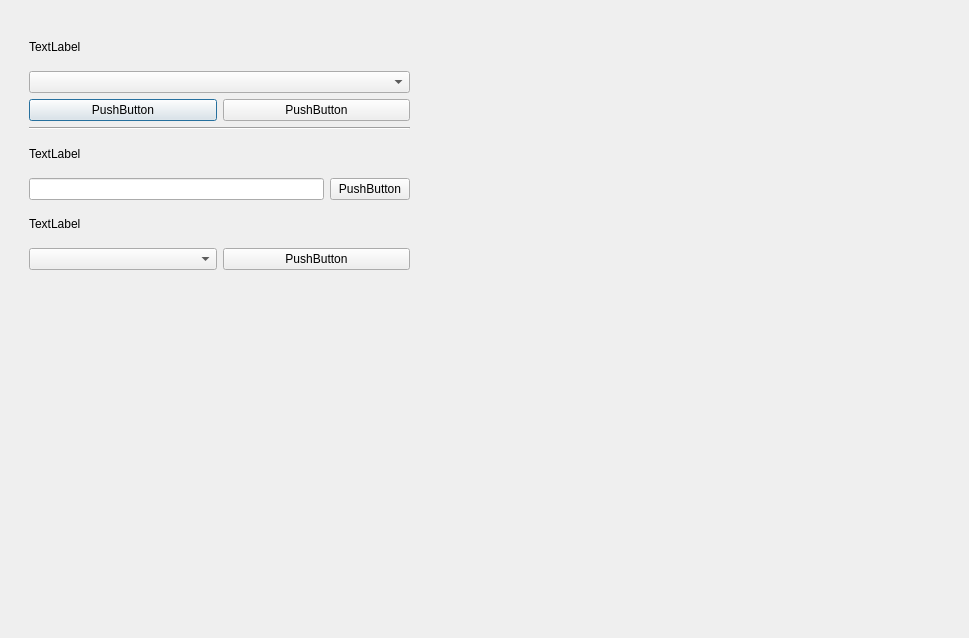
First picture: the form in main.ui, repository chemica1/fine_dust_monitoring, before the edit.
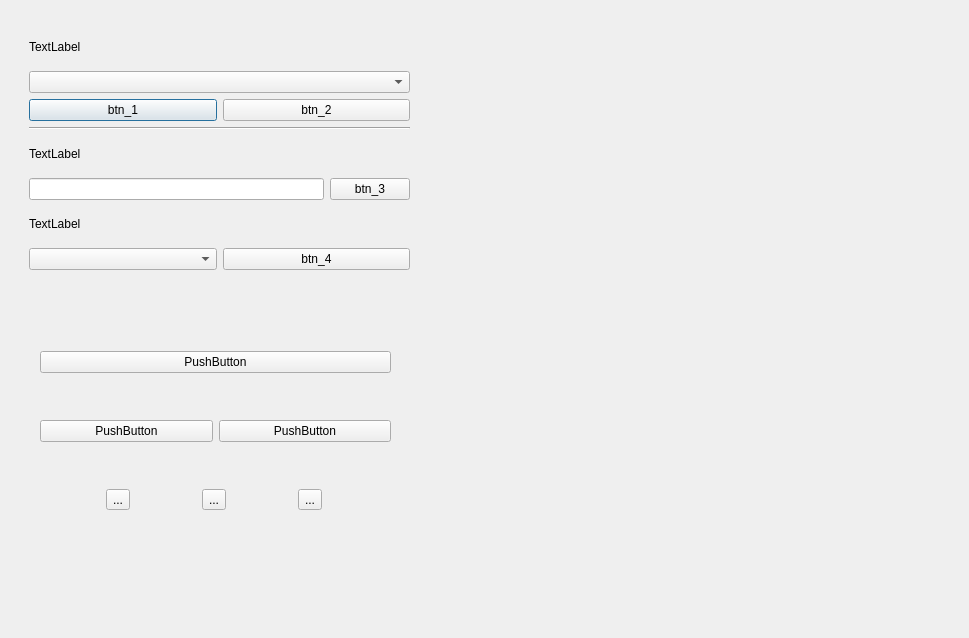
Second picture: the form after the edit.

The edit to the form file:
```diff
--- a/main.ui
+++ b/main.ui
@@ -36,16 +36,16 @@
     <item>
      <layout class="QHBoxLayout" name="horizontalLayout_4">
       <item>
-       <widget class="QPushButton" name="pushButton">
+       <widget class="QPushButton" name="btn_1">
         <property name="text">
-         <string>PushButton</string>
+         <string>btn_1</string>
         </property>
        </widget>
       </item>
       <item>
-       <widget class="QPushButton" name="pushButton_2">
+       <widget class="QPushButton" name="btn_2">
         <property name="text">
-         <string>PushButton</string>
+         <string>btn_2</string>
         </property>
        </widget>
       </item>
@@ -71,9 +71,9 @@
        <widget class="QLineEdit" name="lineEdit"/>
       </item>
       <item>
-       <widget class="QPushButton" name="pushButton_3">
+       <widget class="QPushButton" name="btn_3">
         <property name="text">
-         <string>PushButton</string>
+         <string>btn_3</string>
         </property>
        </widget>
       </item>
@@ -94,7 +94,69 @@
       <item>
        <widget class="QPushButton" name="pushButton_4">
         <property name="text">
+         <string>btn_4</string>
+        </property>
+       </widget>
+      </item>
+     </layout>
+    </item>
+   </layout>
+  </widget>
+  <widget class="QWidget" name="verticalLayoutWidget_2">
+   <property name="geometry">
+    <rect>
+     <x>40</x>
+     <y>310</y>
+     <width>351</width>
+     <height>241</height>
+    </rect>
+   </property>
+   <layout class="QVBoxLayout" name="verticalLayout_2">
+    <item>
+     <widget class="QPushButton" name="pushButton">
+      <property name="text">
+       <string>PushButton</string>
+      </property>
+     </widget>
+    </item>
+    <item>
+     <layout class="QHBoxLayout" name="horizontalLayout_3">
+      <item>
+       <widget class="QPushButton" name="pushButton_2">
+        <property name="text">
          <string>PushButton</string>
+        </property>
+       </widget>
+      </item>
+      <item>
+       <widget class="QPushButton" name="pushButton_3">
+        <property name="text">
+         <string>PushButton</string>
+        </property>
+       </widget>
+      </item>
+     </layout>
+    </item>
+    <item>
+     <layout class="QHBoxLayout" name="horizontalLayout_7">
+      <item>
+       <widget class="QToolButton" name="toolButton">
+        <property name="text">
+         <string>...</string>
+        </property>
+       </widget>
+      </item>
+      <item>
+       <widget class="QToolButton" name="toolButton_3">
+        <property name="text">
+         <string>...</string>
+        </property>
+       </widget>
+      </item>
+      <item>
+       <widget class="QToolButton" name="toolButton_2">
+        <property name="text">
+         <string>...</string>
         </property>
        </widget>
       </item>
```
Left out of the diff: 2 changed lines with no effect on the pictures.
